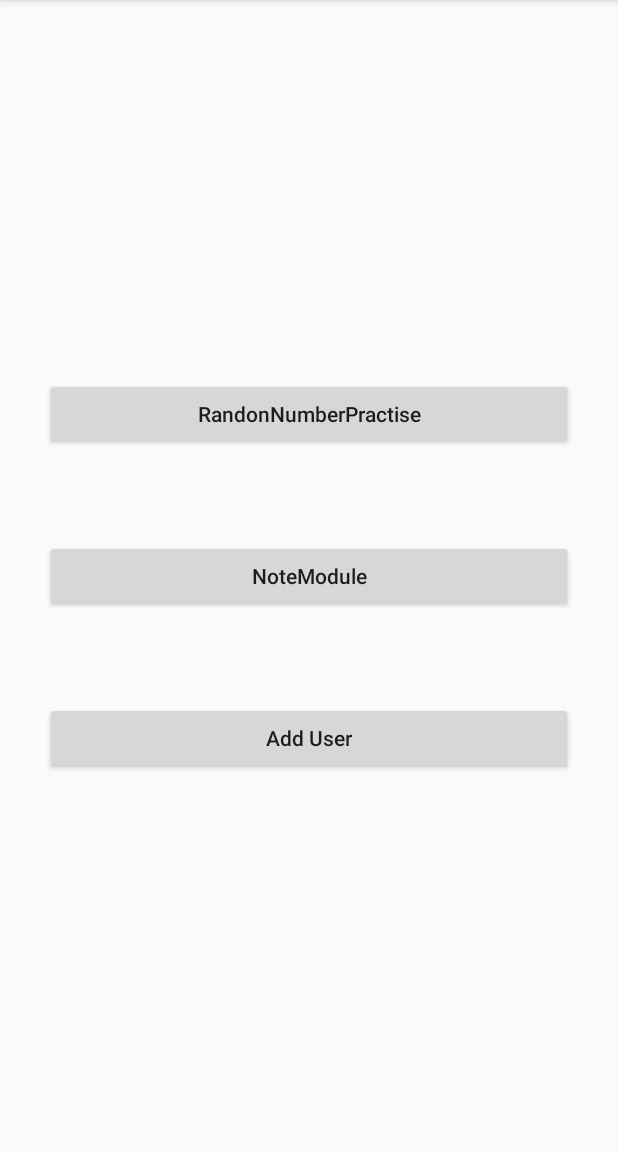
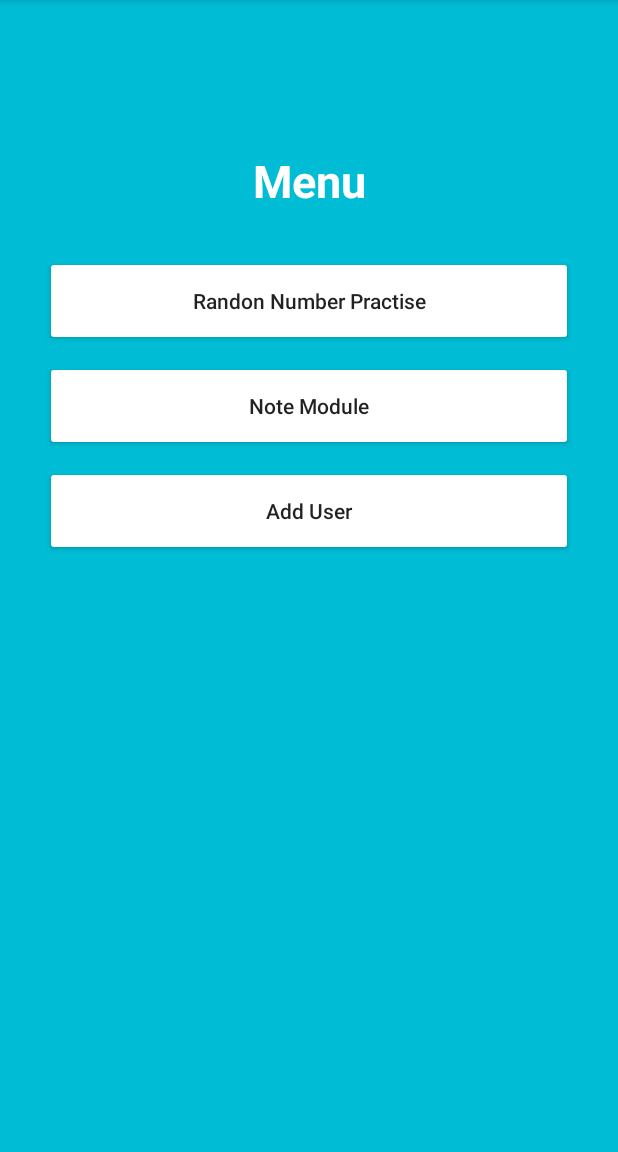
Before and after one commit to amira003/ArchitectureComponent, an Android app: the screen it shows after launch (MenuActivity), on a phone screen of 412 x 824 dp, the part 84-1236 px from its top. Run offline under Robolectric (Android 15) with nearby library versions, the phone set to English and light mode, and no system bars.

```diff
--- a/app/src/main/res/layout/activity_menu.xml
+++ b/app/src/main/res/layout/activity_menu.xml
@@ -6,32 +6,66 @@
     android:layout_width="match_parent"
     android:layout_height="match_parent"
     android:orientation="vertical"
-    android:gravity="center"
+    android:background="@color/colorAppTheme"
     tools:context=".MenuActivity">
+
+    <LinearLayout
+        android:layout_marginTop="100dp"
+        android:layout_marginBottom="30dp"
+        android:layout_width="match_parent"
+        android:layout_height="wrap_content">
+
+        <TextView
+            android:text="Menu"
+            android:textStyle="bold"
+            android:textSize="30sp"
+            android:textColor="@color/colorWhite"
+            android:textAlignment="center"
+            android:layout_width="match_parent"
+            android:layout_height="wrap_content" />
+
+    </LinearLayout>
+
+    <LinearLayout
+        android:orientation="vertical"
+        android:layout_width="match_parent"
+        android:layout_height="wrap_content">
+
 
         <Button
             android:id="@+id/btnRandonNumberPractise"
+            android:backgroundTint="@color/colorWhite"
             android:textAllCaps="false"
-        android:text="RandonNumberPractise"
-        android:layout_margin="30dp"
+            android:text="Randon Number Practise"
+            android:layout_marginBottom="10dp"
+            android:layout_marginLeft="30dp"
+            android:layout_marginRight="30dp"
             android:layout_width="match_parent"
-        android:layout_height="wrap_content" />
+            android:layout_height="60dp" />
 
         <Button
             android:id="@+id/btnNoteModule"
+            android:backgroundTint="@color/colorWhite"
             android:textAllCaps="false"
-        android:text="NoteModule"
-        android:layout_margin="30dp"
+            android:text="Note Module"
+            android:layout_marginBottom="10dp"
+            android:layout_marginLeft="30dp"
+            android:layout_marginRight="30dp"
             android:layout_width="match_parent"
-        android:layout_height="wrap_content" />
+            android:layout_height="60dp" />
 
         <Button
             android:id="@+id/btnAddUser"
+            android:backgroundTint="@color/colorWhite"
             android:text="Add User"
             android:textAllCaps="false"
-        android:layout_margin="30dp"
+            android:layout_marginLeft="30dp"
+            android:layout_marginRight="30dp"
             android:layout_width="match_parent"
-        android:layout_height="wrap_content" />
+            android:layout_height="60dp" />
+
+    </LinearLayout>
+
 
 
 </LinearLayout>
--- a/app/src/main/res/layout/content_main.xml
+++ b/app/src/main/res/layout/content_main.xml
@@ -11,7 +11,7 @@
         android:id="@+id/recyclerview"
         android:layout_width="match_parent"
         android:layout_height="match_parent"
-        android:background="@android:color/darker_gray"
+        android:background="@color/colorAppTheme"
         tools:listitem="@layout/list_item" />
 
 </LinearLayout>
--- a/app/src/main/res/values/colors.xml
+++ b/app/src/main/res/values/colors.xml
@@ -3,4 +3,8 @@
     <color name="colorPrimary">#008577</color>
     <color name="colorPrimaryDark">#00574B</color>
     <color name="colorAccent">#D81B60</color>
+
+    <color name="colorAppTheme">#00BCD4</color>
+    <color name="colorWhite">#FFFFFF</color>
+
 </resources>
```
Lines whose indentation alone changed are shown as unchanged.
